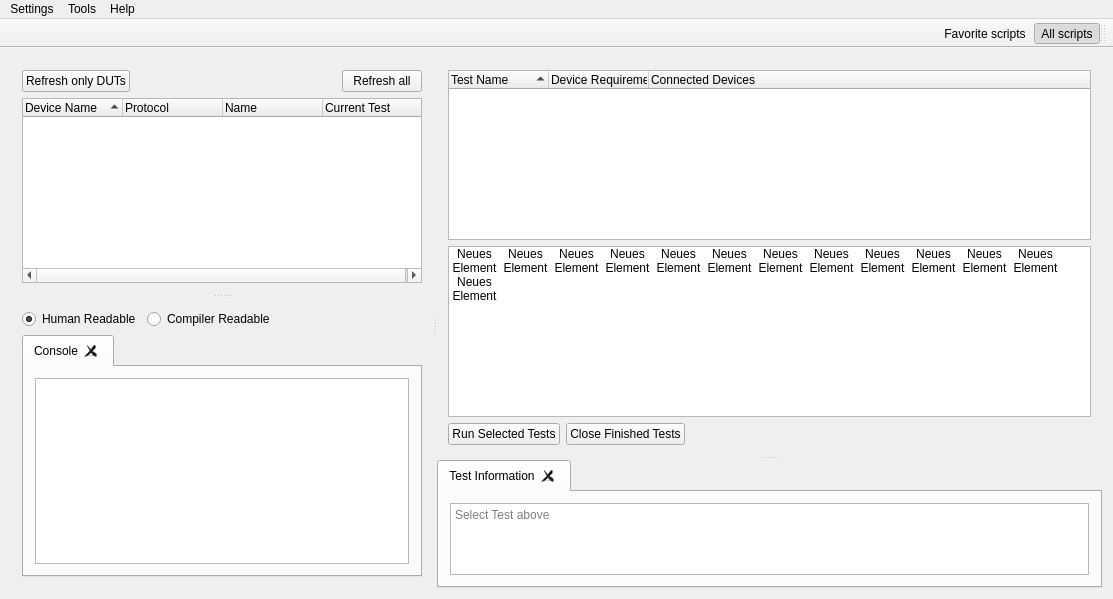
First picture: the form in src/Windows/mainwindow.ui, repository Crystal-Photonics/crystalTestFrameworkApp, before the edit.
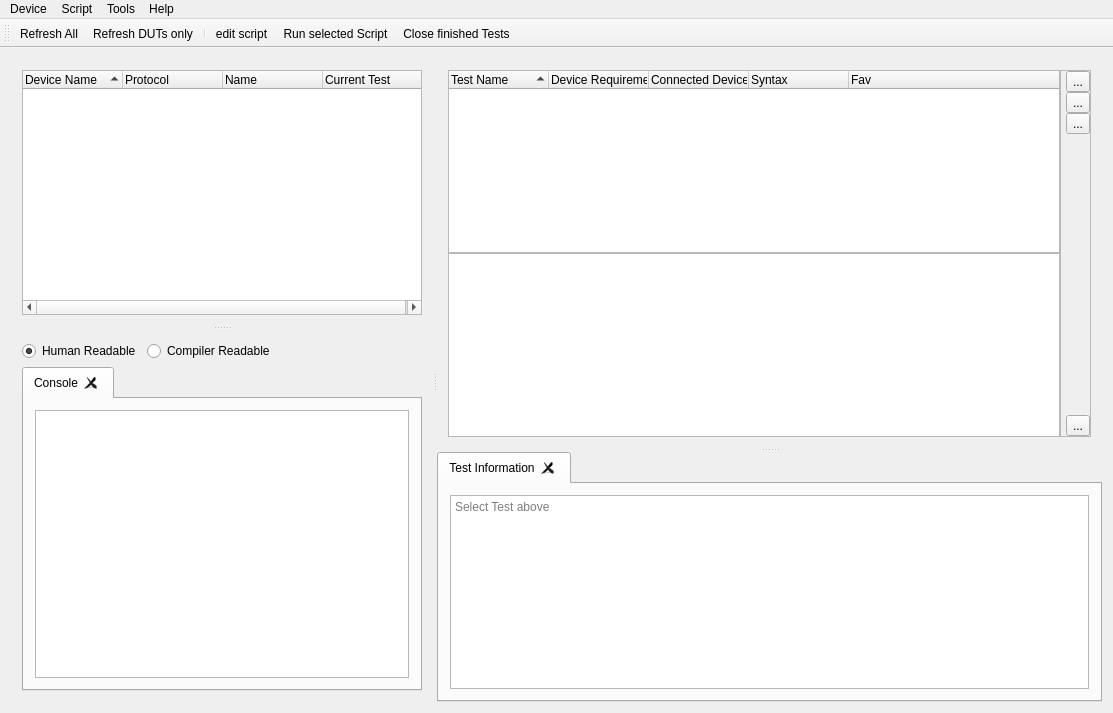
Second picture: the form after the edit. Icons and pictures are not drawn.

What changed in the file:
```diff
--- a/src/Windows/mainwindow.ui
+++ b/src/Windows/mainwindow.ui
@@ -7,9 +7,15 @@
     <x>0</x>
     <y>0</y>
     <width>1113</width>
-    <height>599</height>
+    <height>713</height>
    </rect>
   </property>
+  <property name="sizePolicy">
+   <sizepolicy hsizetype="Preferred" vsizetype="Preferred">
+    <horstretch>0</horstretch>
+    <verstretch>0</verstretch>
+   </sizepolicy>
+  </property>
   <property name="windowTitle">
    <string>Test Framework</string>
   </property>
@@ -50,37 +56,6 @@
        </property>
        <widget class="QWidget" name="layoutWidget">
         <layout class="QVBoxLayout" name="verticalLayout_2">
-         <item>
-          <layout class="QHBoxLayout" name="horizontalLayout">
-           <item>
-            <widget class="QPushButton" name="btn_refresh_dut">
-             <property name="text">
-              <string>Refresh only DUTs</string>
-             </property>
-            </widget>
-           </item>
-           <item>
-            <spacer name="horizontalSpacer">
-             <property name="orientation">
-              <enum>Qt::Horizontal</enum>
-             </property>
-             <property name="sizeHint" stdset="0">
-              <size>
-               <width>40</width>
-               <height>20</height>
-              </size>
-             </property>
-            </spacer>
-           </item>
-           <item>
-            <widget class="QPushButton" name="btn_refresh_all">
-             <property name="text">
-              <string>Refresh all</string>
-             </property>
-            </widget>
-           </item>
-          </layout>
-         </item>
          <item>
           <widget class="QTreeWidget" name="devices_list">
            <property name="sizePolicy">
@@ -220,11 +195,11 @@
         </layout>
        </widget>
       </widget>
-      <widget class="QSplitter" name="splitter">
+      <widget class="QSplitter" name="splitter_script_view">
        <property name="sizePolicy">
-        <sizepolicy hsizetype="Preferred" vsizetype="Expanding">
-         <horstretch>2</horstretch>
-         <verstretch>2</verstretch>
+        <sizepolicy hsizetype="Preferred" vsizetype="Preferred">
+         <horstretch>10</horstretch>
+         <verstretch>0</verstretch>
         </sizepolicy>
        </property>
        <property name="frameShape">
@@ -243,15 +218,96 @@
         <enum>Qt::Vertical</enum>
        </property>
        <property name="childrenCollapsible">
-        <bool>false</bool>
+        <bool>true</bool>
        </property>
        <widget class="QWidget" name="layoutWidget">
-        <layout class="QVBoxLayout" name="verticalLayout" stretch="0,0,0">
+        <layout class="QVBoxLayout" name="verticalLayout" stretch="0">
+         <property name="spacing">
+          <number>0</number>
+         </property>
+         <item>
+          <widget class="QFrame" name="frame_complete_script_panel">
+           <property name="sizePolicy">
+            <sizepolicy hsizetype="Preferred" vsizetype="Preferred">
+             <horstretch>0</horstretch>
+             <verstretch>0</verstretch>
+            </sizepolicy>
+           </property>
+           <property name="layoutDirection">
+            <enum>Qt::RightToLeft</enum>
+           </property>
+           <property name="frameShape">
+            <enum>QFrame::NoFrame</enum>
+           </property>
+           <property name="frameShadow">
+            <enum>QFrame::Plain</enum>
+           </property>
+           <property name="lineWidth">
+            <number>0</number>
+           </property>
+           <layout class="QGridLayout" name="gridLayout">
+            <property name="leftMargin">
+             <number>0</number>
+            </property>
+            <property name="topMargin">
+             <number>0</number>
+            </property>
+            <property name="rightMargin">
+             <number>0</number>
+            </property>
+            <property name="bottomMargin">
+             <number>0</number>
+            </property>
+            <property name="spacing">
+             <number>0</number>
+            </property>
+            <item row="0" column="1">
+             <widget class="QFrame" name="frame_scripts">
+              <property name="sizePolicy">
+               <sizepolicy hsizetype="MinimumExpanding" vsizetype="Preferred">
+                <horstretch>1</horstretch>
+                <verstretch>0</verstretch>
+               </sizepolicy>
+              </property>
+              <property name="layoutDirection">
+               <enum>Qt::LeftToRight</enum>
+              </property>
+              <property name="frameShape">
+               <enum>QFrame::NoFrame</enum>
+              </property>
+              <property name="frameShadow">
+               <enum>QFrame::Raised</enum>
+              </property>
+              <layout class="QVBoxLayout" name="verticalLayout_7">
+               <property name="spacing">
+                <number>0</number>
+               </property>
+               <property name="leftMargin">
+                <number>0</number>
+               </property>
+               <property name="topMargin">
+                <number>0</number>
+               </property>
+               <property name="rightMargin">
+                <number>0</number>
+               </property>
+               <property name="bottomMargin">
+                <number>0</number>
+               </property>
          <item>
           <widget class="QTreeWidget" name="tests_advanced_view">
+                 <property name="sizePolicy">
+                  <sizepolicy hsizetype="Expanding" vsizetype="Preferred">
+                   <horstretch>1</horstretch>
+                   <verstretch>0</verstretch>
+                  </sizepolicy>
+                 </property>
            <property name="contextMenuPolicy">
             <enum>Qt::CustomContextMenu</enum>
            </property>
+                 <property name="layoutDirection">
+                  <enum>Qt::LeftToRight</enum>
+                 </property>
            <property name="selectionMode">
             <enum>QAbstractItemView::SingleSelection</enum>
            </property>
@@ -273,125 +329,247 @@
              <string>Connected Devices</string>
             </property>
            </column>
+                 <column>
+                  <property name="text">
+                   <string>Syntax</string>
+                  </property>
+                 </column>
+                 <column>
+                  <property name="text">
+                   <string>Fav</string>
+                  </property>
+                 </column>
           </widget>
          </item>
          <item>
           <widget class="QListWidget" name="test_simple_view">
+                 <property name="sizePolicy">
+                  <sizepolicy hsizetype="Expanding" vsizetype="Preferred">
+                   <horstretch>1</horstretch>
+                   <verstretch>0</verstretch>
+                  </sizepolicy>
+                 </property>
            <property name="contextMenuPolicy">
             <enum>Qt::CustomContextMenu</enum>
            </property>
+                 <property name="layoutDirection">
+                  <enum>Qt::LeftToRight</enum>
+                 </property>
            <property name="editTriggers">
             <set>QAbstractItemView::EditKeyPressed|QAbstractItemView::SelectedClicked</set>
            </property>
+                 <property name="selectionMode">
+                  <enum>QAbstractItemView::ExtendedSelection</enum>
+                 </property>
+                 <property name="resizeMode">
+                  <enum>QListView::Adjust</enum>
+                 </property>
            <property name="viewMode">
             <enum>QListView::IconMode</enum>
            </property>
            <property name="wordWrap">
             <bool>true</bool>
            </property>
-           <item>
-            <property name="text">
-             <string>Neues Element</string>
-            </property>
-           </item>
-           <item>
-            <property name="text">
-             <string>Neues Element</string>
-            </property>
-           </item>
-           <item>
-            <property name="text">
-             <string>Neues Element</string>
-            </property>
-           </item>
-           <item>
-            <property name="text">
-             <string>Neues Element</string>
-            </property>
-           </item>
-           <item>
-            <property name="text">
-             <string>Neues Element</string>
-            </property>
-           </item>
-           <item>
-            <property name="text">
-             <string>Neues Element</string>
-            </property>
-           </item>
-           <item>
-            <property name="text">
-             <string>Neues Element</string>
-            </property>
-           </item>
-           <item>
-            <property name="text">
-             <string>Neues Element</string>
-            </property>
-           </item>
+                 <property name="sortingEnabled">
+                  <bool>true</bool>
+                 </property>
+                </widget>
+               </item>
+              </layout>
+             </widget>
+            </item>
+            <item row="0" column="0">
+             <widget class="QFrame" name="frame_2">
+              <property name="sizePolicy">
+               <sizepolicy hsizetype="Expanding" vsizetype="Preferred">
+                <horstretch>0</horstretch>
+                <verstretch>0</verstretch>
+               </sizepolicy>
+              </property>
+              <property name="minimumSize">
+               <size>
+                <width>0</width>
+                <height>0</height>
+               </size>
+              </property>
+              <property name="frameShape">
+               <enum>QFrame::StyledPanel</enum>
+              </property>
+              <property name="frameShadow">
+               <enum>QFrame::Raised</enum>
+              </property>
+              <layout class="QVBoxLayout" name="verticalLayout_6">
+               <property name="spacing">
+                <number>0</number>
+               </property>
+               <property name="leftMargin">
+                <number>0</number>
+               </property>
+               <property name="topMargin">
+                <number>0</number>
+               </property>
+               <property name="rightMargin">
+                <number>0</number>
+               </property>
+               <property name="bottomMargin">
+                <number>0</number>
+               </property>
            <item>
-            <property name="text">
-             <string>Neues Element</string>
-            </property>
-           </item>
+                <widget class="QFrame" name="frame_scripts_buttons">
+                 <property name="sizePolicy">
+                  <sizepolicy hsizetype="Preferred" vsizetype="Preferred">
+                   <horstretch>0</horstretch>
+                   <verstretch>0</verstretch>
+                  </sizepolicy>
+                 </property>
+                 <property name="minimumSize">
+                  <size>
+                   <width>0</width>
+                   <height>0</height>
+                  </size>
+                 </property>
+                 <property name="frameShape">
+                  <enum>QFrame::NoFrame</enum>
+                 </property>
+                 <property name="frameShadow">
+                  <enum>QFrame::Raised</enum>
+                 </property>
+                 <layout class="QVBoxLayout" name="verticalLayout_8">
+                  <property name="spacing">
+                   <number>0</number>
+                  </property>
+                  <property name="leftMargin">
+                   <number>0</number>
+                  </property>
+                  <property name="topMargin">
+                   <number>0</number>
+                  </property>
+                  <property name="rightMargin">
+                   <number>0</number>
+                  </property>
+                  <property name="bottomMargin">
+                   <number>0</number>
+                  </property>
            <item>
+                   <widget class="QToolButton" name="tbtn_view_favorite_scripts">
+                    <property name="sizePolicy">
+                     <sizepolicy hsizetype="Fixed" vsizetype="Fixed">
+                      <horstretch>0</horstretch>
+                      <verstretch>0</verstretch>
+                     </sizepolicy>
+                    </property>
+                    <property name="layoutDirection">
+                     <enum>Qt::RightToLeft</enum>
+                    </property>
             <property name="text">
-             <string>Neues Element</string>
-            </property>
+                     <string>...</string>
+                    </property>
+                    <property name="icon">
+                     <iconset>
+                      <normalon>:/src/icons/star_16.ico</normalon>
+                     </iconset>
+                    </property>
+                    <property name="checkable">
+                     <bool>true</bool>
+                    </property>
+                   </widget>
            </item>
            <item>
+                   <widget class="QToolButton" name="tbtn_view_all_scripts">
+                    <property name="sizePolicy">
+                     <sizepolicy hsizetype="Fixed" vsizetype="Fixed">
+                      <horstretch>0</horstretch>
+                      <verstretch>0</verstretch>
+                     </sizepolicy>
+                    </property>
+                    <property name="layoutDirection">
+                     <enum>Qt::RightToLeft</enum>
+                    </property>
             <property name="text">
-             <string>Neues Element</string>
-            </property>
+                     <string>...</string>
+                    </property>
+                    <property name="icon">
+                     <iconset resource="../../resources.qrc">
+                      <normaloff>:/src/icons/if_folder-tree_16.ico</normaloff>:/src/icons/if_folder-tree_16.ico</iconset>
+                    </property>
+                    <property name="checkable">
+                     <bool>true</bool>
+                    </property>
+                   </widget>
            </item>
            <item>
+                   <widget class="QToolButton" name="tbtn_refresh_scripts">
             <property name="text">
-             <string>Neues Element</string>
-            </property>
+                     <string>...</string>
+                    </property>
+                    <property name="icon">
+                     <iconset>
+                      <normalon>:/src/icons/if_arrow_circle_double_16.ico</normalon>
+                     </iconset>
+                    </property>
+                   </widget>
            </item>
            <item>
-            <property name="text">
-             <string>Neues Element</string>
-            </property>
-           </item>
+                   <spacer name="verticalSpacer">
+                    <property name="orientation">
+                     <enum>Qt::Vertical</enum>
+                    </property>
+                    <property name="sizeHint" stdset="0">
+                     <size>
+                      <width>10</width>
+                      <height>1</height>
+                     </size>
+                    </property>
+                   </spacer>
+                  </item>
+                 </layout>
           </widget>
          </item>
          <item>
           <layout class="QHBoxLayout" name="horizontalLayout_3">
-           <item>
-            <widget class="QPushButton" name="run_test_script_button">
-             <property name="text">
-              <string>Run Selected Tests</string>
-             </property>
-            </widget>
-           </item>
+                 <property name="spacing">
+                  <number>0</number>
+                 </property>
            <item>
-            <widget class="QPushButton" name="close_finished_tests_button">
+                  <widget class="QToolButton" name="tbtn_collapse_script_view">
              <property name="text">
-              <string>Close Finished Tests</string>
-             </property>
+                    <string>...</string>
+                   </property>
+                   <property name="icon">
+                    <iconset resource="../../resources.qrc">
+                     <normaloff>:/src/icons/if_bullet_arrow_up_5073.ico</normaloff>:/src/icons/if_bullet_arrow_up_5073.ico</iconset>
+                   </property>
             </widget>
            </item>
            <item>
-            <spacer name="horizontalSpacer_2">
+                  <spacer name="horizontalSpacer">
              <property name="orientation">
               <enum>Qt::Horizontal</enum>
              </property>
+                   <property name="sizeType">
+                    <enum>QSizePolicy::Expanding</enum>
+                   </property>
              <property name="sizeHint" stdset="0">
               <size>
-               <width>40</width>
-               <height>20</height>
+                     <width>5</width>
+                     <height>2</height>
               </size>
              </property>
             </spacer>
            </item>
           </layout>
+               </item>
+              </layout>
+             </widget>
+            </item>
+           </layout>
+          </widget>
          </item>
         </layout>
        </widget>
        <widget class="QTabWidget" name="test_tabs">
         <property name="sizePolicy">
-         <sizepolicy hsizetype="Expanding" vsizetype="Expanding">
+         <sizepolicy hsizetype="Preferred" vsizetype="MinimumExpanding">
           <horstretch>0</horstretch>
           <verstretch>1</verstretch>
          </sizepolicy>
@@ -406,6 +584,12 @@
          <bool>true</bool>
         </property>
         <widget class="QWidget" name="tab">
+         <property name="sizePolicy">
+          <sizepolicy hsizetype="Preferred" vsizetype="Preferred">
+           <horstretch>0</horstretch>
+           <verstretch>0</verstretch>
+          </sizepolicy>
+         </property>
          <attribute name="title">
           <string>Test Information</string>
          </attribute>
@@ -437,18 +621,12 @@
      <height>20</height>
     </rect>
    </property>
-   <widget class="QMenu" name="menuSettings">
-    <property name="title">
-     <string>Settings</string>
-    </property>
-    <addaction name="actionPaths"/>
-    <addaction name="actionHotkey"/>
-   </widget>
    <widget class="QMenu" name="menuTools">
     <property name="title">
      <string>Tools</string>
     </property>
     <addaction name="actionDummy_Data_Creator_for_print_templates"/>
+    <addaction name="actionSettings"/>
    </widget>
    <widget class="QMenu" name="menuHelp">
     <property name="title">
@@ -456,7 +634,24 @@
     </property>
     <addaction name="actionInfo"/>
    </widget>
-   <addaction name="menuSettings"/>
+   <widget class="QMenu" name="menuScript">
+    <property name="title">
+     <string>Script</string>
+    </property>
+    <addaction name="actionReload_All_Scripts"/>
+    <addaction name="actionRunSelectedScript"/>
+    <addaction name="actionClose_finished_Tests"/>
+    <addaction name="actionedit_script"/>
+   </widget>
+   <widget class="QMenu" name="menuDevice">
+    <property name="title">
+     <string>Device</string>
+    </property>
+    <addaction name="actionrefresh_devices_all"/>
+    <addaction name="actionrefresh_devices_dut"/>
+   </widget>
+   <addaction name="menuDevice"/>
+   <addaction name="menuScript"/>
    <addaction name="menuTools"/>
    <addaction name="menuHelp"/>
   </widget>
@@ -465,7 +660,7 @@
     <string>toolBar</string>
    </property>
    <property name="layoutDirection">
-    <enum>Qt::RightToLeft</enum>
+    <enum>Qt::LeftToRight</enum>
    </property>
    <attribute name="toolBarArea">
     <enum>TopToolBarArea</enum>
@@ -473,12 +668,16 @@
    <attribute name="toolBarBreak">
     <bool>false</bool>
    </attribute>
-   <addaction name="action_view_all_scripts"/>
-   <addaction name="action_view_favorite_scripts"/>
+   <addaction name="actionrefresh_devices_all"/>
+   <addaction name="actionrefresh_devices_dut"/>
+   <addaction name="separator"/>
+   <addaction name="actionedit_script"/>
+   <addaction name="actionRunSelectedScript"/>
+   <addaction name="actionClose_finished_Tests"/>
   </widget>
-  <action name="actionPaths">
+  <action name="actionSettings">
    <property name="text">
-    <string>Paths ...</string>
+    <string>Settings</string>
    </property>
   </action>
   <action name="actionHotkey">
@@ -496,29 +695,76 @@
     <string>Info</string>
    </property>
   </action>
-  <action name="action_view_all_scripts">
-   <property name="checkable">
-    <bool>true</bool>
+  <action name="actionRunSelectedScript">
+   <property name="icon">
+    <iconset resource="../../resources.qrc">
+     <normaloff>:/src/icons/if_play-green_84841.ico</normaloff>:/src/icons/if_play-green_84841.ico</iconset>
    </property>
-   <property name="checked">
-    <bool>true</bool>
+   <property name="text">
+    <string>Run selected Script</string>
    </property>
+   <property name="toolTip">
+    <string>Run selected Script</string>
+   </property>
+   <property name="shortcut">
+    <string>F8</string>
+   </property>
+  </action>
+  <action name="actionrefresh_devices_all">
+   <property name="icon">
+    <iconset resource="../../resources.qrc">
+     <normaloff>:/src/icons/if_arrow_circle_double_16_all.ico</normaloff>:/src/icons/if_arrow_circle_double_16_all.ico</iconset>
+   </property>
    <property name="text">
-    <string>All scripts</string>
+    <string>Refresh All</string>
    </property>
    <property name="toolTip">
-    <string>All scripts</string>
+    <string>Refresh All</string>
    </property>
   </action>
-  <action name="action_view_favorite_scripts">
-   <property name="checkable">
-    <bool>true</bool>
+  <action name="actionrefresh_devices_dut">
+   <property name="icon">
+    <iconset resource="../../resources.qrc">
+     <normaloff>:/src/icons/if_arrow_circle_double_16_dut.ico</normaloff>:/src/icons/if_arrow_circle_double_16_dut.ico</iconset>
    </property>
-   <property name="checked">
-    <bool>false</bool>
+   <property name="text">
+    <string>Refresh DUTs only</string>
    </property>
+   <property name="toolTip">
+    <string>Refresh DUTs only</string>
+   </property>
+  </action>
+  <action name="actionClose_finished_Tests">
+   <property name="icon">
+    <iconset resource="../../resources.qrc">
+     <normaloff>:/src/icons/if_broom_16.ico</normaloff>:/src/icons/if_broom_16.ico</iconset>
+   </property>
    <property name="text">
-    <string>Favorite scripts</string>
+    <string>Close finished Tests</string>
+   </property>
+   <property name="toolTip">
+    <string>Close finished Tests</string>
+   </property>
+  </action>
+  <action name="actionedit_script">
+   <property name="icon">
+    <iconset resource="../../resources.qrc">
+     <normaloff>:/src/icons/if_page_white_edit_16.ico</normaloff>:/src/icons/if_page_white_edit_16.ico</iconset>
+   </property>
+   <property name="text">
+    <string>edit script</string>
+   </property>
+   <property name="toolTip">
+    <string>Edit script</string>
+   </property>
+  </action>
+  <action name="actionReload_All_Scripts">
+   <property name="icon">
+    <iconset resource="../../resources.qrc">
+     <normaloff>:/src/icons/if_arrow_circle_double_16.ico</normaloff>:/src/icons/if_arrow_circle_double_16.ico</iconset>
+   </property>
+   <property name="text">
+    <string>Reload All Scripts</string>
    </property>
   </action>
  </widget>
```
Left out of the diff: 68 changed lines with no effect on the pictures. Lines whose indentation alone changed are shown as unchanged.
